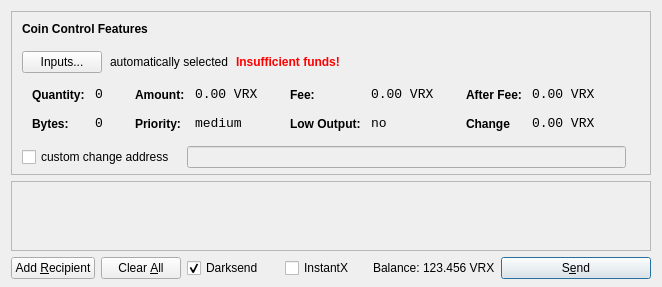
Before: the Qt Designer form src/qt/forms/sendcoinsdialog.ui in supervortex/vortex, drawn with Qt 5.
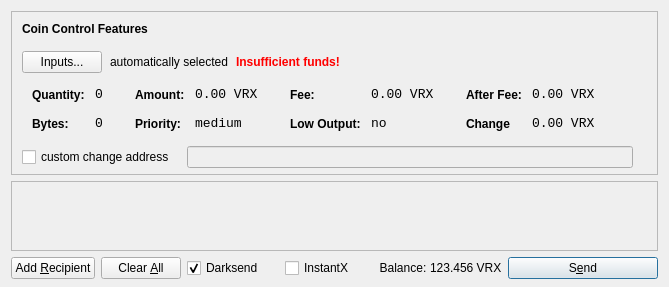
After: the same form once the commit is applied. Icons and pictures are not drawn.

Diff of the .ui file:
```diff
--- a/src/qt/forms/sendcoinsdialog.ui
+++ b/src/qt/forms/sendcoinsdialog.ui
@@ -740,7 +740,7 @@
           </sizepolicy>
          </property>
          <property name="text">
-          <string>Balance:</string>
+          <string>  Balance:</string>
          </property>
         </widget>
        </item>
```
